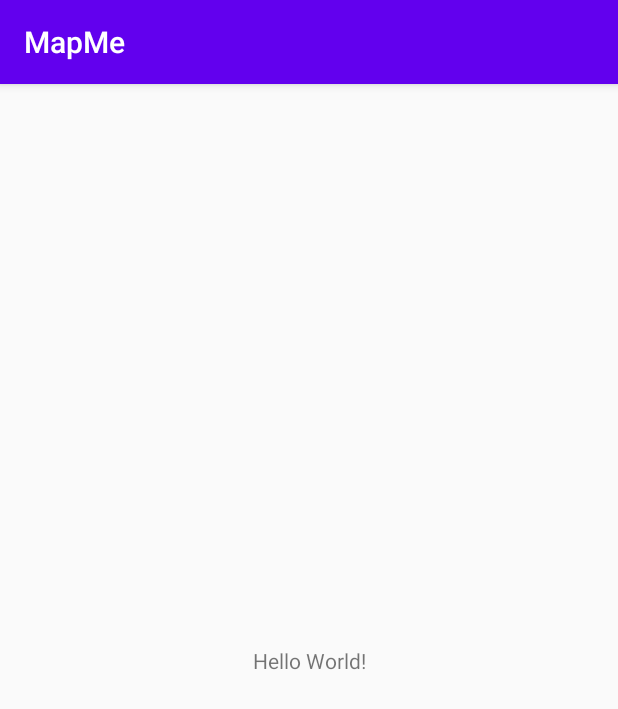
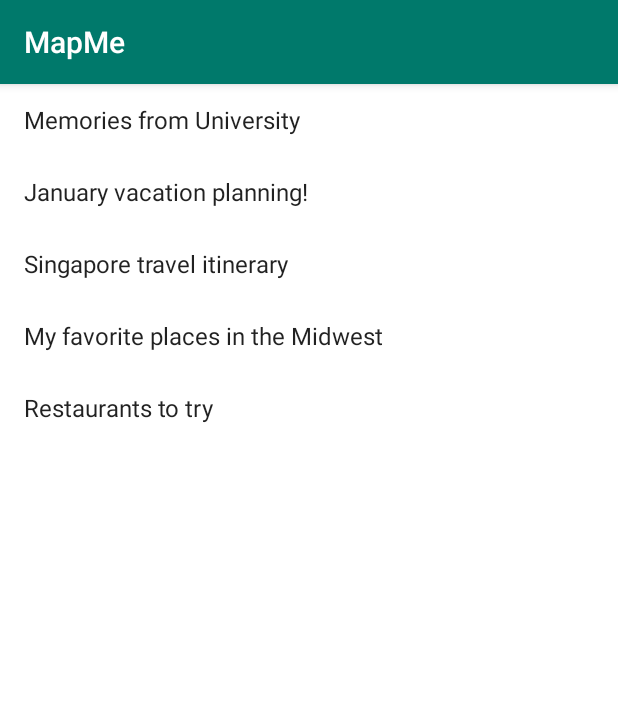
Before and after one commit to Pratishtha123/My-Maps, an Android app: the screen it shows after launch (MainActivity), on a phone screen of 412 x 824 dp. Shown: the top 709 px of the screen. Run offline under Robolectric (Android 15) with nearby library versions, the phone set to English and light mode, and no system bars.

Commit message:
Main activity created using Sample data

```diff
--- a/app/build.gradle
+++ b/app/build.gradle
@@ -26,11 +26,14 @@ android {
 }
 
 dependencies {
-    implementation fileTree(dir: 'libs', include: ['*.jar'])
     implementation "org.jetbrains.kotlin:kotlin-stdlib-jdk7:$kotlin_version"
     implementation 'androidx.appcompat:appcompat:1.1.0'
-    implementation 'androidx.core:core-ktx:1.3.0'
+    implementation 'androidx.core:core-ktx:1.2.0'
     implementation 'androidx.constraintlayout:constraintlayout:1.1.3'
+    implementation 'com.android.support:design:28.0.0'
+    implementation 'com.android.volley:volley:1.1.1'
+    implementation 'com.squareup.picasso:picasso:2.71828'
+    implementation 'androidx.legacy:legacy-support-v4:1.0.0'
     testImplementation 'junit:junit:4.12'
     androidTestImplementation 'androidx.test.ext:junit:1.1.1'
     androidTestImplementation 'androidx.test.espresso:espresso-core:3.2.0'
--- a/app/src/main/java/com/paru/mapme/MainActivity.kt
+++ b/app/src/main/java/com/paru/mapme/MainActivity.kt
@@ -2,11 +2,63 @@ package com.paru.mapme
 
 import androidx.appcompat.app.AppCompatActivity
 import android.os.Bundle
+import androidx.recyclerview.widget.LinearLayoutManager
+import com.paru.mapme.models.Place
+import com.paru.mapme.models.UserMap
+import kotlinx.android.synthetic.main.activity_main.*
 
 class MainActivity : AppCompatActivity() {
 
     override fun onCreate(savedInstanceState: Bundle?) {
         super.onCreate(savedInstanceState)
         setContentView(R.layout.activity_main)
+
+        val userMaps=generateSampleData()
+        rvMaps.layoutManager=LinearLayoutManager(this)
+        rvMaps.adapter=MapAdapter(this, userMaps)
+    }
+    private fun generateSampleData(): List<UserMap> {
+        return listOf(
+            UserMap(
+                "Memories from University",
+                listOf(
+                    Place("Branner Hall", "Best dorm at Stanford", 37.426, -122.163),
+                    Place("Gates CS building", "Many long nights in this basement", 37.430, -122.173),
+                    Place("Pinkberry", "First date with my wife", 37.444, -122.170)
+                )
+            ),
+            UserMap("January vacation planning!",
+                listOf(
+                    Place("Tokyo", "Overnight layover", 35.67, 139.65),
+                    Place("Ranchi", "Family visit + wedding!", 23.34, 85.31),
+                    Place("Singapore", "Inspired by \"Crazy Rich Asians\"", 1.35, 103.82)
+                )),
+            UserMap("Singapore travel itinerary",
+                listOf(
+                    Place("Gardens by the Bay", "Amazing urban nature park", 1.282, 103.864),
+                    Place("Jurong Bird Park", "Family-friendly park with many varieties of birds", 1.319, 103.706),
+                    Place("Sentosa", "Island resort with panoramic views", 1.249, 103.830),
+                    Place("Botanic Gardens", "One of the world's greatest tropical gardens", 1.3138, 103.8159)
+                )
+            ),
+            UserMap("My favorite places in the Midwest",
+                listOf(
+                    Place("Chicago", "Urban center of the midwest, the \"Windy City\"", 41.878, -87.630),
+                    Place("Rochester, Michigan", "The best of Detroit suburbia", 42.681, -83.134),
+                    Place("Mackinaw City", "The entrance into the Upper Peninsula", 45.777, -84.727),
+                    Place("Michigan State University", "Home to the Spartans", 42.701, -84.482),
+                    Place("University of Michigan", "Home to the Wolverines", 42.278, -83.738)
+                )
+            ),
+            UserMap("Restaurants to try",
+                listOf(
+                    Place("Champ's Diner", "Retro diner in Brooklyn", 40.709, -73.941),
+                    Place("Althea", "Chicago upscale dining with an amazing view", 41.895, -87.625),
+                    Place("Shizen", "Elegant sushi in San Francisco", 37.768, -122.422),
+                    Place("Citizen Eatery", "Bright cafe in Austin with a pink rabbit", 30.322, -97.739),
+                    Place("Kati Thai", "Authentic Portland Thai food, served with love", 45.505, -122.635)
+                )
+            )
+        )
     }
 }
--- /dev/null
+++ b/app/src/main/java/com/paru/mapme/MapAdapter.kt
@@ -0,0 +1,31 @@
+package com.paru.mapme
+
+import android.content.Context
+import android.view.LayoutInflater
+import android.view.View
+import android.view.ViewGroup
+import android.widget.TextView
+import androidx.recyclerview.widget.RecyclerView
+import com.paru.mapme.models.UserMap
+
+class MapAdapter(val context: Context, val userMaps: List<UserMap>) : RecyclerView.Adapter<MapAdapter.ViewHolder>() {
+
+       override fun onCreateViewHolder(parent: ViewGroup, viewType: Int): ViewHolder {
+           val view=LayoutInflater.from(context).inflate(android.R.layout.simple_list_item_1,parent,false)
+           return ViewHolder(view)
+    }
+
+    override fun getItemCount(): Int {
+        return userMaps.size
+    }
+
+    override fun onBindViewHolder(holder: ViewHolder, position: Int) {
+            val userMap=userMaps[position]
+            val textViewTitle=holder.itemView.findViewById<TextView>(android.R.id.text1)
+            textViewTitle.text=userMap.title
+    }
+
+    class ViewHolder(itemView: View):RecyclerView.ViewHolder(itemView)
+
+
+}
--- /dev/null
+++ b/app/src/main/java/com/paru/mapme/models/Place.kt
@@ -0,0 +1,6 @@
+package com.paru.mapme.models
+
+data class Place(val title:String,val description:String,val latitude:Double,val longitude:Double)
+{
+
+}
--- /dev/null
+++ b/app/src/main/java/com/paru/mapme/models/UserMap.kt
@@ -0,0 +1,3 @@
+package com.paru.mapme.models
+
+data class UserMap(val title:String,val places:List<Place>)
--- a/app/src/main/res/layout/activity_main.xml
+++ b/app/src/main/res/layout/activity_main.xml
@@ -1,18 +1,17 @@
 <?xml version="1.0" encoding="utf-8"?>
-<androidx.constraintlayout.widget.ConstraintLayout xmlns:android="http://schemas.android.com/apk/res/android"
+<RelativeLayout xmlns:android="http://schemas.android.com/apk/res/android"
     xmlns:app="http://schemas.android.com/apk/res-auto"
     xmlns:tools="http://schemas.android.com/tools"
     android:layout_width="match_parent"
     android:layout_height="match_parent"
+    android:background="#ffffff"
     tools:context=".MainActivity">
 
-    <TextView
-        android:layout_width="wrap_content"
-        android:layout_height="wrap_content"
-        android:text="Hello World!"
-        app:layout_constraintBottom_toBottomOf="parent"
-        app:layout_constraintLeft_toLeftOf="parent"
-        app:layout_constraintRight_toRightOf="parent"
-        app:layout_constraintTop_toTopOf="parent" />
+ <androidx.recyclerview.widget.RecyclerView
+     android:id="@+id/rvMaps"
+     android:layout_width="match_parent"
+     android:layout_height="match_parent"/>
 
-</androidx.constraintlayout.widget.ConstraintLayout>
+
+
+</RelativeLayout>
--- a/app/src/main/res/values/colors.xml
+++ b/app/src/main/res/values/colors.xml
@@ -1,6 +1,6 @@
 <?xml version="1.0" encoding="utf-8"?>
 <resources>
-    <color name="colorPrimary">#6200EE</color>
-    <color name="colorPrimaryDark">#3700B3</color>
+    <color name="colorPrimary">#00796b</color>
+    <color name="colorPrimaryDark">#004d40</color>
     <color name="colorAccent">#03DAC5</color>
 </resources>
```
